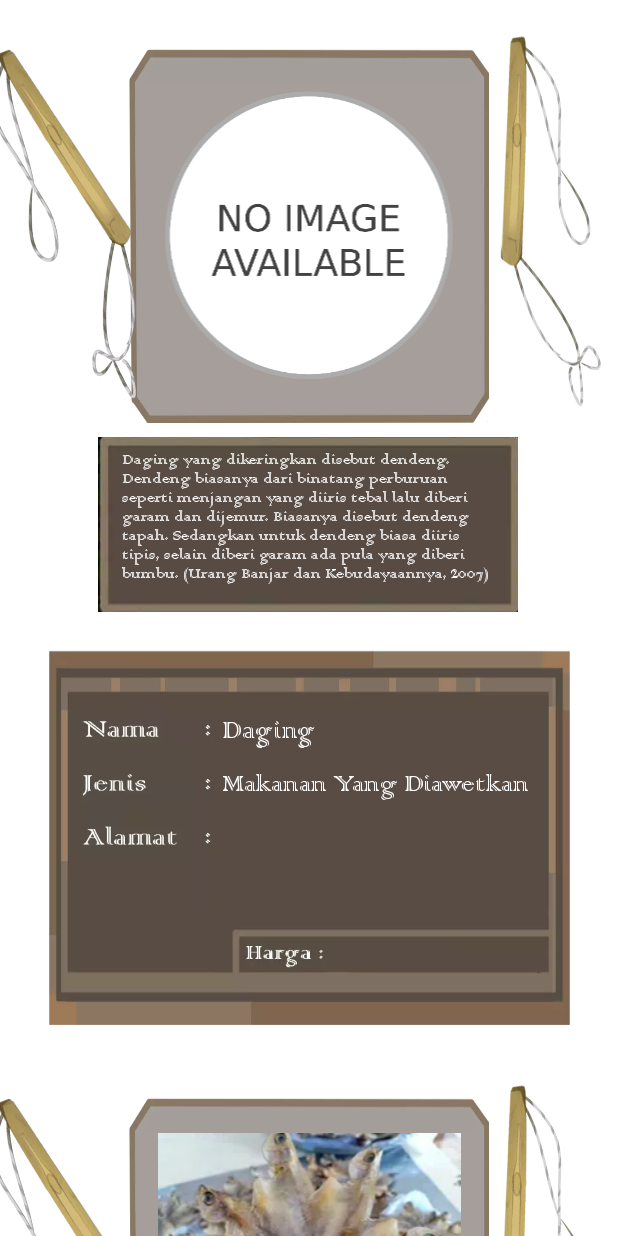
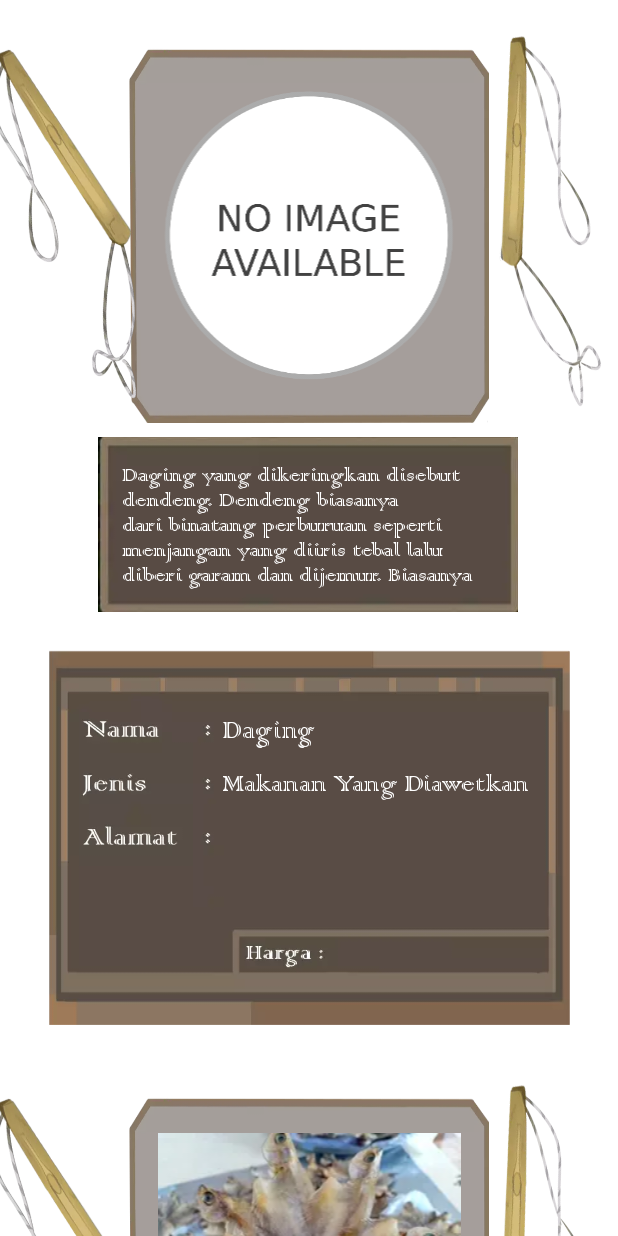
Before and after one commit to ardianeffendi/kayuh-baimbai, an Android app: the fragment MakananDiawetkanFragment shown on its own in the app's theme, on a phone screen of 412 x 824 dp. Run offline under Robolectric (Android 15) with nearby library versions, the phone set to English and light mode, and no system bars.

Commit message:
add CustomNestedRecyclerView This is a workaround to make scrollView works inside a recyclerView item.

```diff
--- a/KayuhBaimbai/app/src/main/java/com/blogspot/wasakamantap/ui/komoditas/KomoditasScreen.kt
+++ b/KayuhBaimbai/app/src/main/java/com/blogspot/wasakamantap/ui/komoditas/KomoditasScreen.kt
@@ -54,6 +54,7 @@ class KomoditasScreen : BaseActivity() {
             }
 
         }
+
     }
 
     override fun onBackPressed() {
--- a/KayuhBaimbai/app/src/main/java/com/blogspot/wasakamantap/ui/komoditas/KomoditasViewHolder.kt
+++ b/KayuhBaimbai/app/src/main/java/com/blogspot/wasakamantap/ui/komoditas/KomoditasViewHolder.kt
@@ -1,7 +1,10 @@
 package com.blogspot.wasakamantap.ui.komoditas
 
+import android.annotation.SuppressLint
 import android.content.Context
 import android.view.LayoutInflater
+import android.view.MotionEvent
+import android.view.View
 import android.view.ViewGroup
 import android.view.animation.AnimationUtils
 import androidx.recyclerview.widget.RecyclerView
@@ -10,6 +13,7 @@ import com.blogspot.wasakamantap.data.Data
 import com.blogspot.wasakamantap.databinding.LayoutListKomoditasBinding
 import com.bumptech.glide.Glide
 
+@SuppressLint("ClickableViewAccessibility")
 class KomoditasViewHolder(
     private val binding: LayoutListKomoditasBinding,
     context: Context
@@ -33,9 +37,9 @@ class KomoditasViewHolder(
             tvKomoditasJenis.text = model.type
             tvKomoditasAlamat.text = model.address
             tvKomoditasHarga.text = model.price
-
             ivKuridingLeft.animation = shakyAnimation
             ivKuridingRight.animation = shakyAnimation
+
         }
     }
 
--- a/KayuhBaimbai/app/src/main/res/layout/fragment_kue_basah.xml
+++ b/KayuhBaimbai/app/src/main/res/layout/fragment_kue_basah.xml
@@ -5,7 +5,7 @@
     android:layout_height="match_parent"
     tools:context=".ui.komoditas.KueBasahFragment">
 
-    <androidx.recyclerview.widget.RecyclerView
+    <com.blogspot.wasakamantap.utils.NestedRecyclerView
         android:id="@+id/rv_kue_basah"
         android:layout_width="match_parent"
         android:layout_height="match_parent" />
--- a/KayuhBaimbai/app/src/main/res/layout/fragment_makanan_diawetkan.xml
+++ b/KayuhBaimbai/app/src/main/res/layout/fragment_makanan_diawetkan.xml
@@ -5,7 +5,7 @@
     android:layout_height="match_parent"
     tools:context=".ui.komoditas.MakananDiawetkanFragment">
 
-    <androidx.recyclerview.widget.RecyclerView
+    <com.blogspot.wasakamantap.utils.NestedRecyclerView
         android:id="@+id/rv_makanan_diawetkan"
         android:layout_width="match_parent"
         android:layout_height="match_parent" />
--- a/KayuhBaimbai/app/src/main/res/layout/fragment_masakan_khas.xml
+++ b/KayuhBaimbai/app/src/main/res/layout/fragment_masakan_khas.xml
@@ -5,7 +5,7 @@
     android:layout_height="match_parent"
     tools:context=".ui.komoditas.MasakanKhasFragment">
 
-    <androidx.recyclerview.widget.RecyclerView
+    <com.blogspot.wasakamantap.utils.NestedRecyclerView
         android:id="@+id/rv_masakan_khas"
         android:layout_width="match_parent"
         android:layout_height="match_parent" />
--- a/KayuhBaimbai/app/src/main/res/layout/fragment_sayuran_buah_ikan.xml
+++ b/KayuhBaimbai/app/src/main/res/layout/fragment_sayuran_buah_ikan.xml
@@ -5,7 +5,7 @@
     android:layout_height="match_parent"
     tools:context=".ui.komoditas.SayuranBuahIkanFragment">
 
-    <androidx.recyclerview.widget.RecyclerView
+    <com.blogspot.wasakamantap.utils.NestedRecyclerView
         android:id="@+id/rv_sayuran_buah_ikan"
         android:layout_width="match_parent"
         android:layout_height="match_parent" />
--- a/KayuhBaimbai/app/src/main/res/layout/fragment_wadai_karing.xml
+++ b/KayuhBaimbai/app/src/main/res/layout/fragment_wadai_karing.xml
@@ -5,7 +5,7 @@
     android:layout_height="match_parent"
     tools:context=".ui.komoditas.WadaiKaringFragment">
 
-    <androidx.recyclerview.widget.RecyclerView
+    <com.blogspot.wasakamantap.utils.NestedRecyclerView
         android:id="@+id/rv_wadai_karing"
         android:layout_width="match_parent"
         android:layout_height="match_parent" />
--- a/KayuhBaimbai/app/src/main/res/layout/layout_list_komoditas.xml
+++ b/KayuhBaimbai/app/src/main/res/layout/layout_list_komoditas.xml
@@ -51,6 +51,29 @@
         app:layout_constraintStart_toStartOf="parent"
         app:layout_constraintTop_toBottomOf="@+id/iv_komoditas_media_frame"
         app:srcCompat="@drawable/komoditas_media_info" />
+
+
+    <androidx.core.widget.NestedScrollView
+        android:id="@+id/nested_scroll_view"
+        android:layout_width="0dp"
+        android:layout_height="0dp"
+        android:layout_margin="16dp"
+        app:layout_constraintBottom_toBottomOf="@+id/iv_komoditas_media_info"
+        app:layout_constraintEnd_toEndOf="@+id/iv_komoditas_media_info"
+        app:layout_constraintStart_toStartOf="@+id/iv_komoditas_media_info"
+        app:layout_constraintTop_toTopOf="@+id/iv_komoditas_media_info">
+
+        <TextView
+            android:id="@+id/tv_komoditas_description"
+            style="@style/ColonnaStyleText"
+            android:layout_width="match_parent"
+            android:layout_height="match_parent"
+            android:textSize="16sp"
+            tools:layout_editor_absoluteX="65dp"
+            tools:layout_editor_absoluteY="118dp"
+            tools:text="Lorem ipsum dolor sit amet, consectetur adipiscing elit, sed do eiusmod tempor incididunt ut labore et dolore magna aliqua. Ut enim ad minim veniam, quis nostrud exercitation ullamco laboris nisi ut aliquip ex ea commodo consequat." />
+
+    </androidx.core.widget.NestedScrollView>
 
     <ImageView
         android:id="@+id/iv_komoditas_info"
@@ -129,24 +152,6 @@
         app:layout_constraintTop_toBottomOf="@+id/tv_komoditas_alamat"
         tools:text="Rp 100.000" />
 
-    <TextView
-        android:id="@+id/tv_komoditas_description"
-        style="@style/ColonnaStyleText"
-        android:layout_width="0dp"
-        android:layout_height="0dp"
-        android:layout_marginStart="16dp"
-        android:layout_marginTop="16dp"
-        android:layout_marginEnd="16dp"
-        android:layout_marginBottom="16dp"
-        app:autoSizeMaxTextSize="20sp"
-        app:autoSizeMinTextSize="12sp"
-        app:autoSizeTextType="uniform"
-        app:layout_constraintBottom_toBottomOf="@+id/iv_komoditas_media_info"
-        app:layout_constraintEnd_toEndOf="@+id/iv_komoditas_media_info"
-        app:layout_constraintStart_toStartOf="@+id/iv_komoditas_media_info"
-        app:layout_constraintTop_toBottomOf="@+id/iv_komoditas_media_frame"
-        tools:text="Lorem ipsum dolor sit amet, consectetur adipiscing elit, sed do eiusmod tempor incididunt ut labore et dolore magna aliqua. Ut enim ad minim veniam, quis nostrud exercitation ullamco laboris nisi ut aliquip ex ea commodo consequat." />
-
     <ImageView
         android:id="@+id/iv_komoditas_image"
         android:layout_width="0dp"
```
Also changed, not shown: KayuhBaimbai/app/src/main/java/com/blogspot/wasakamantap/utils/CustomImageView.kt (deleted, +0 -7 lines), KayuhBaimbai/app/src/main/java/com/blogspot/wasakamantap/utils/NestedRecyclerView.kt (added, +107 -0 lines), KayuhBaimbai/app/src/main/res/layout/activity_komoditas_screen.xml (+0 -11 lines).
